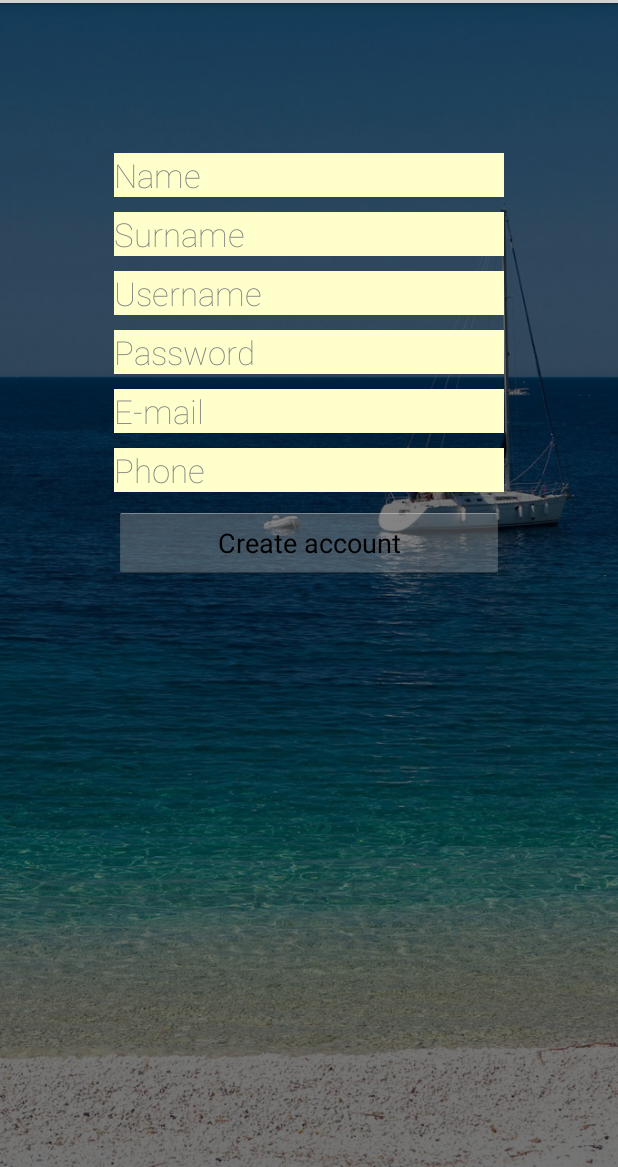
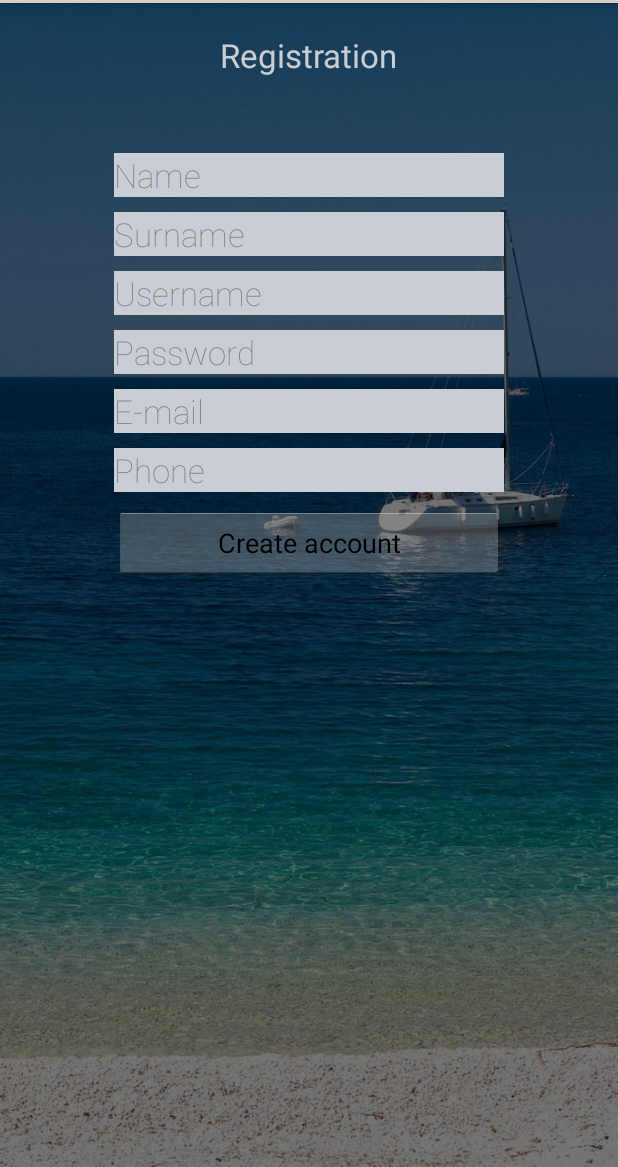
Before and after one commit to akrezic1/ZimmerFrei, an Android app: the fragment RegistrationFragment placed in its activity, on a phone screen of 412 x 824 dp, the part 69-1236 px from its top. Run offline under Robolectric (Android 15) with nearby library versions, the phone set to English and light mode, and no system bars; 1 statement that could not run was skipped.

```diff
--- a/app/src/main/AndroidManifest.xml
+++ b/app/src/main/AndroidManifest.xml
@@ -12,13 +12,12 @@
         android:glEsVersion="0x00020000"
         android:required="true" />
 
-    <application android:name="com.activeandroid.app.Application"
+    <application
 
         android:allowBackup="true"
         android:icon="@drawable/ic_launcher"
         android:label="@string/app_name"
         android:theme="@style/AppTheme" >
-        <meta-data android:name="AA_DB_VERSION" android:value="1" />
         <meta-data
             android:name="com.google.android.maps.v2.API_KEY"
             android:value="AIzaSyBT6GSxZeCLRjs-k6mHXfHepYkbKNHBcCE" />
@@ -26,7 +25,7 @@
             android:name="com.google.android.gms.version"
             android:value="@integer/google_play_services_version" />
         <activity
-            android:name=".MainActivity"
+            android:name="air.zimmerfrei.com.zimmerfrei.MainActivity"
             android:label="@string/app_name" >
             <intent-filter>
                 <action android:name="android.intent.action.MAIN" />
--- a/app/src/main/java/air/zimmerfrei/com/zimmerfrei/MainActivity.java
+++ b/app/src/main/java/air/zimmerfrei/com/zimmerfrei/MainActivity.java
@@ -32,7 +32,7 @@ public class MainActivity extends FragmentActivity implements
         GoogleApiClient.ConnectionCallbacks,
         GoogleApiClient.OnConnectionFailedListener {
 
-    private boolean DEVELOPER_MODE = true;
+    private boolean DEVELOPER_MODE = false;
 
     /**
      * Fragment managing the behaviors, interactions and presentation of the navigation drawer.
@@ -46,6 +46,8 @@ public class MainActivity extends FragmentActivity implements
 
     @Override
     protected void onCreate(Bundle savedInstanceState) {
+
+        //Used only for debugging
         if (DEVELOPER_MODE) {
             StrictMode.setThreadPolicy(new StrictMode.ThreadPolicy.Builder()
                     .detectDiskReads()
@@ -129,6 +131,8 @@ public class MainActivity extends FragmentActivity implements
 
         fragmentManager.beginTransaction()
                 .setCustomAnimations(R.animator.enter_bottom, R.animator.exit_top, 0, 0)
+
+                .addToBackStack(null)
                 .replace(R.id.container, fragment)
                 .commit();
     }
--- a/app/src/main/res/layout/fragment_navigation_drawer.xml
+++ b/app/src/main/res/layout/fragment_navigation_drawer.xml
@@ -4,7 +4,7 @@
     android:layout_width="match_parent"
     android:layout_height="match_parent"
     android:choiceMode="singleChoice"
-    android:divider="@android:color/transparent"
+    android:divider="@color/frei_grey"
     android:dividerHeight="0dp"
     android:background="#cccc"
     tools:context=".NavigationDrawerFragment" />
--- a/app/src/main/res/layout/fragment_near_me_list.xml
+++ b/app/src/main/res/layout/fragment_near_me_list.xml
@@ -1,5 +1,6 @@
 <?xml version="1.0" encoding="utf-8"?>
 <LinearLayout xmlns:android="http://schemas.android.com/apk/res/android"
+    xmlns:tools="http://schemas.android.com/tools"
     android:orientation="vertical" android:layout_width="match_parent"
     android:layout_height="match_parent">
 
@@ -11,7 +12,9 @@
         <ListView
             android:layout_width="match_parent"
             android:layout_height="wrap_content"
-            android:id="@android:id/list" />
+            android:id="@android:id/list"
+            tools:listitem="@layout/list_near_me"
+            />
 
     </FrameLayout>
 </LinearLayout>
--- a/app/src/main/res/layout/fragment_registration.xml
+++ b/app/src/main/res/layout/fragment_registration.xml
@@ -78,5 +78,16 @@
         android:layout_alignStart="@+id/editPhone"
         android:layout_alignEnd="@+id/editPhone" />
 
+    <TextView
+        android:id="@+id/textTitle"
+        android:layout_width="wrap_content"
+        android:layout_height="wrap_content"
+        android:textAppearance="?android:attr/textAppearanceLarge"
+        android:text="@string/registration"
+        android:layout_marginTop="20dp"
+        android:textColor="@color/frei_grey"
+        android:layout_alignParentTop="true"
+        android:layout_centerHorizontal="true" />
+
 
 </RelativeLayout>
--- a/app/src/main/res/values-large/styles.xml
+++ b/app/src/main/res/values-large/styles.xml
@@ -2,7 +2,8 @@
 <resources>
     <style name="RegistrationInput">
         <item name="android:ems">15</item>
-        <item name="android:layout_marginBottom">10dp</item>
+        <item name="android:textSize">22sp</item>
+        <item name="android:layout_marginBottom">15dp</item>
         <item name="android:background">@color/frei_grey</item>
     </style>
 </resources>
--- a/app/src/main/res/values/strings.xml
+++ b/app/src/main/res/values/strings.xml
@@ -26,6 +26,7 @@
     <string name="logout">Log out</string>
     <string name="login">Log in</string>
     <string name="create_account">Create account</string>
+    <string name="registration">Registration</string>
     <string name="name">Name</string>
     <string name="surname">Surname</string>
     <string name="email">E-mail</string>
--- a/app/src/main/res/values/styles.xml
+++ b/app/src/main/res/values/styles.xml
@@ -1,5 +1,4 @@
-<resources>
-
+<resources xmlns:android="http://schemas.android.com/apk/res/android">
     <!-- Base application theme. -->
     <style name="AppTheme" parent="android:Theme.Holo.Light.DarkActionBar">
         <!-- Customize your theme here. -->
@@ -22,7 +21,7 @@
         <item name="android:textSize">22sp</item>
         <item name="android:fontFamily">sans-serif-thin</item>
         <item name="android:layout_marginBottom">10dp</item>
-        <item name="android:background">#FFFFFFCC</item>
+        <item name="android:background">@color/frei_grey</item>
     </style>
 
 </resources>
```
Also changed, not shown: app/build.gradle (+5 -5 lines), app/src/main/java/air/zimmerfrei/com/zimmerfrei/fragments/NearMeMapFragment.java (+29 -2 lines), app/src/main/res/layout/list_near_me.xml (+6 -5 lines), app/libs/activeandroid-3.0.jar (deleted), app/src/main/res/drawable-hdpi/ic_launcher.png, app/src/main/res/drawable-mdpi/ic_launcher.png, app/src/main/res/drawable-xhdpi/ic_launcher.png, app/src/main/res/drawable-xxhdpi/ic_launcher.png, app/src/main/res/drawable-xxxhdpi/ic_launcher.png (added), 1 other file.
